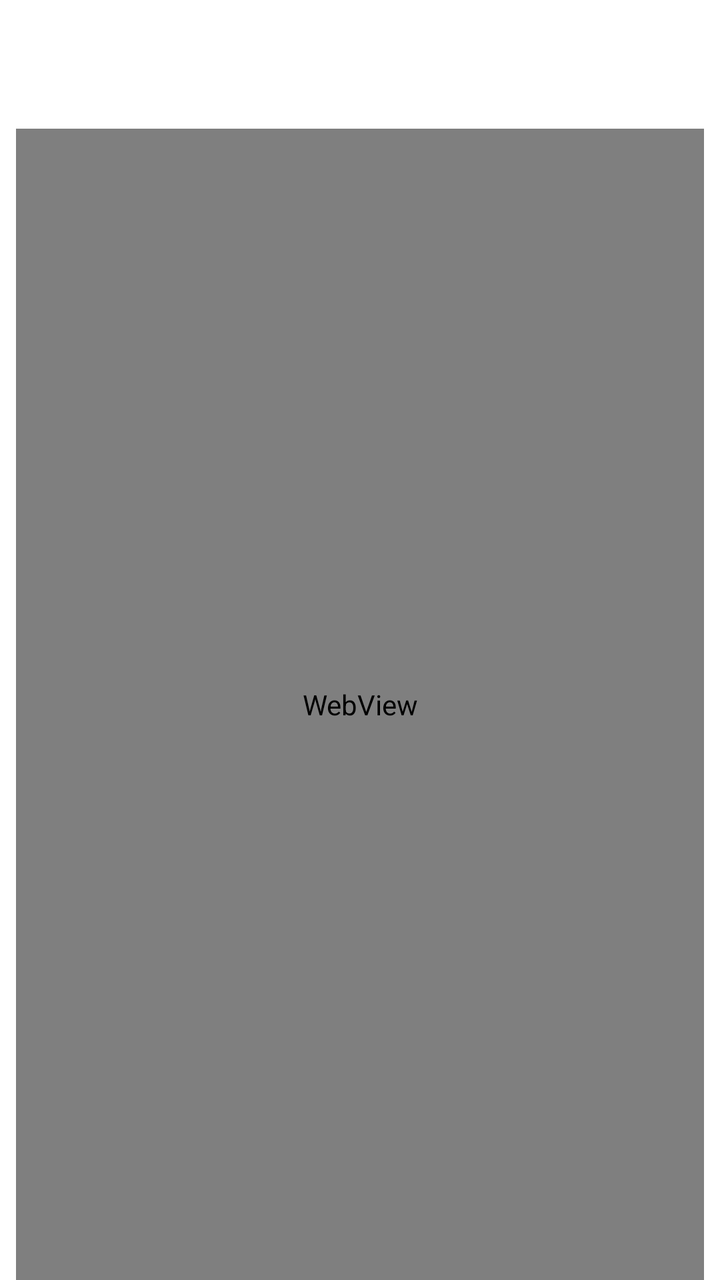
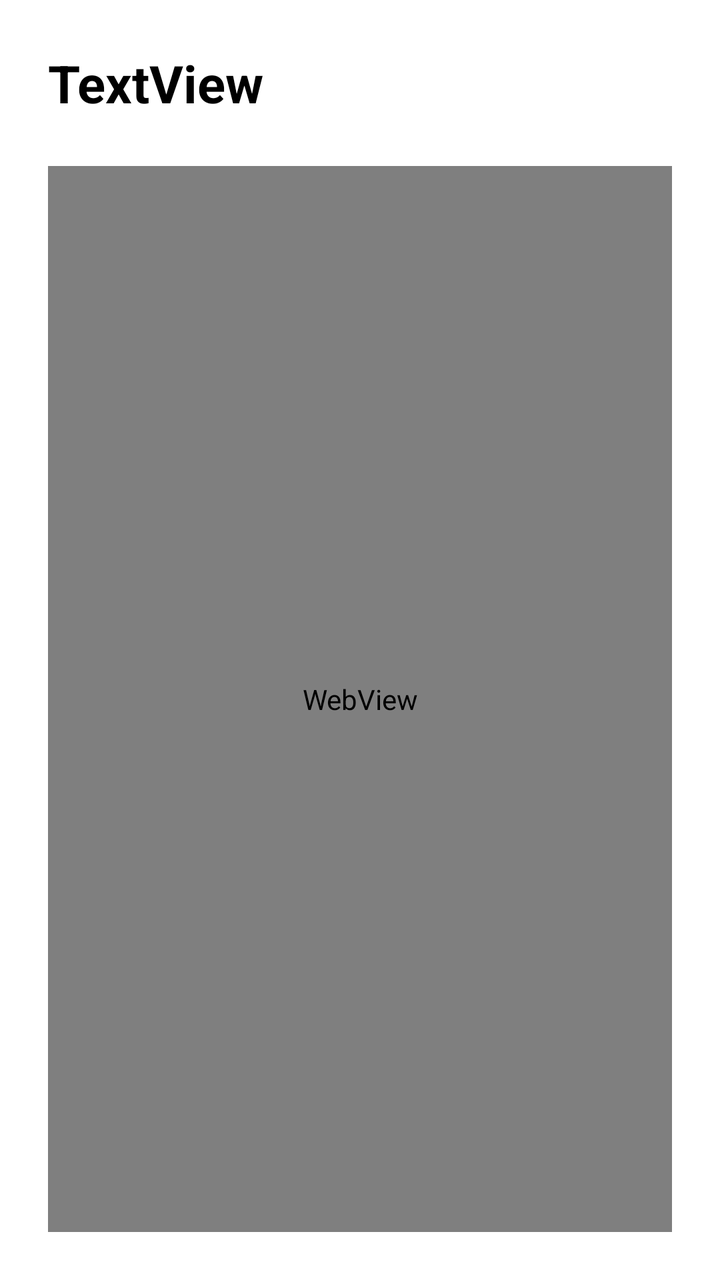

Screens rendered from an Android XML layout before and after an edit, with the pre-edit source and the edit as a unified diff.
<!-- AndroidManifest.xml: application theme Base.Theme.MainApp -->
<!-- res/layout/activity_wordpress_content.xml -->
<?xml version="1.0" encoding="utf-8"?>
<LinearLayout xmlns:android="http://schemas.android.com/apk/res/android"
    android:layout_width="match_parent"
    android:layout_height="match_parent"
    android:background="@android:color/white"
    android:clipToPadding="false"
    android:orientation="vertical"
    android:scrollbars="vertical">

    <TextView
        android:id="@+id/post_title"
        android:layout_width="match_parent"
        android:layout_height="wrap_content"
        android:padding="16dp"
        android:text="TextView"
        android:textColor="@color/colorPrimary"
        android:textSize="24sp" />

    <WebView
        android:id="@+id/webview"
        android:layout_width="match_parent"
        android:layout_height="match_parent"
        android:layout_marginLeft="8dp"
        android:layout_marginRight="8dp" />

</LinearLayout>
<!-- resources referenced by this layout -->
<resources>
  <color name="colorPrimary">#fff</color>
      //Needed
  <style name="Base.Theme.MainApp" parent="Theme.Material3.DayNight.NoActionBar">
          <item name="android:statusBarColor">@color/white</item>
          <item name="android:windowLightStatusBar">true</item>
          
          <item name="colorPrimary">@color/colorPrimary</item>
          <item name="colorPrimaryDark">@color/basic_2</item>
          <item name="colorAccent">@color/basic_2</item>
          <item name="color">@color/white</item>
          <item name="background">@color/basic_2</item>
          <item name="tickColor">@color/basic_2</item>
          <item name="trackColor">@color/basic_2</item>
          <item name="colorOnBackground">@color/white</item>
          <item name="colorError">@color/dark</item>
          <item name="colorOnError">@color/basic_2</item>
      </style>
  <color name="white">#ffffff</color>
  <color name="basic_2">#3c415e</color>
  <color name="dark">#000000</color>
</resources>

<!-- the commit's change to res/layout/activity_wordpress_content.xml (unified diff, before → after) -->
@@ -2,25 +2,32 @@
 <LinearLayout xmlns:android="http://schemas.android.com/apk/res/android"
     android:layout_width="match_parent"
     android:layout_height="match_parent"
-    android:background="@android:color/white"
-    android:clipToPadding="false"
+    android:background="?attr/colorOnBackground"
     android:orientation="vertical"
-    android:scrollbars="vertical">
+    android:padding="24dp">
 
     <TextView
         android:id="@+id/post_title"
         android:layout_width="match_parent"
         android:layout_height="wrap_content"
-        android:padding="16dp"
-        android:text="TextView"
-        android:textColor="@color/colorPrimary"
-        android:textSize="24sp" />
+        android:text="@string/textview"
+        android:textColor="?attr/colorError"
+        android:textSize="26sp"
+        android:textStyle="bold" />
+
+    <Space
+        android:layout_width="match_parent"
+        android:layout_height="24dp" />
 
     <WebView
         android:id="@+id/webview"
         android:layout_width="match_parent"
         android:layout_height="match_parent"
-        android:layout_marginLeft="8dp"
-        android:layout_marginRight="8dp" />
+        android:background="@android:color/transparent"
+        android:minHeight="400dp" />
+
+    <Space
+        android:layout_width="match_parent"
+        android:layout_height="50dp" />
 
 </LinearLayout>
<!-- resource entries referenced after the edit -->
@@ -1,5 +1,6 @@
 <!-- resources referenced by this layout -->
 <resources>
+  <string name="textview">TextView</string>
   <color name="colorPrimary">#fff</color>
       //Needed
   <style name="Base.Theme.MainApp" parent="Theme.Material3.DayNight.NoActionBar">
